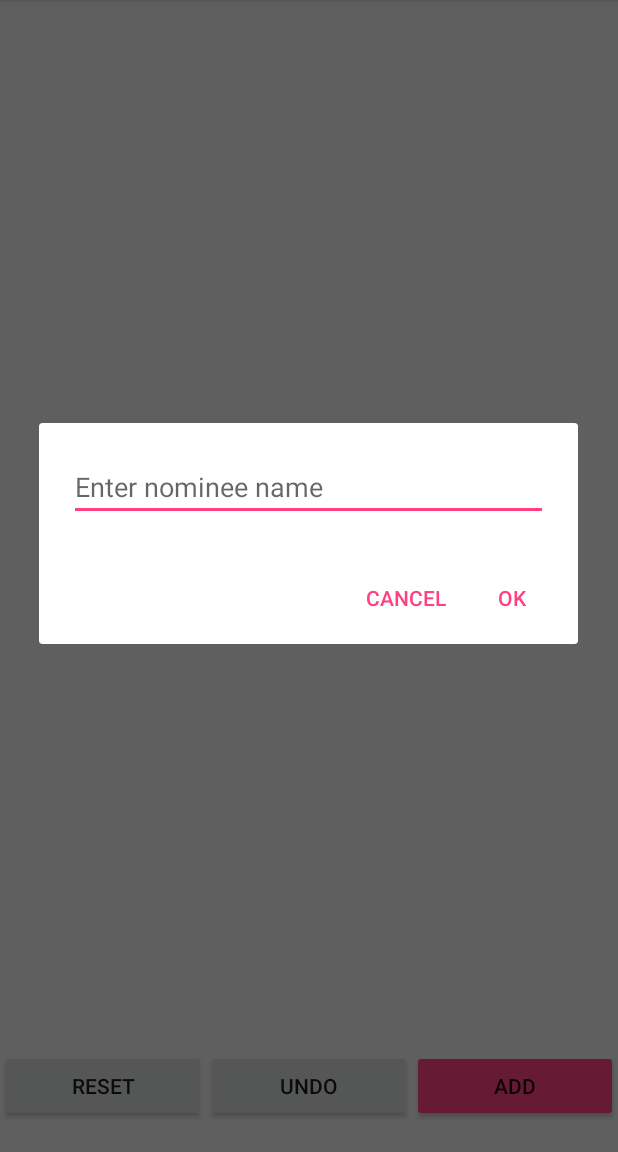
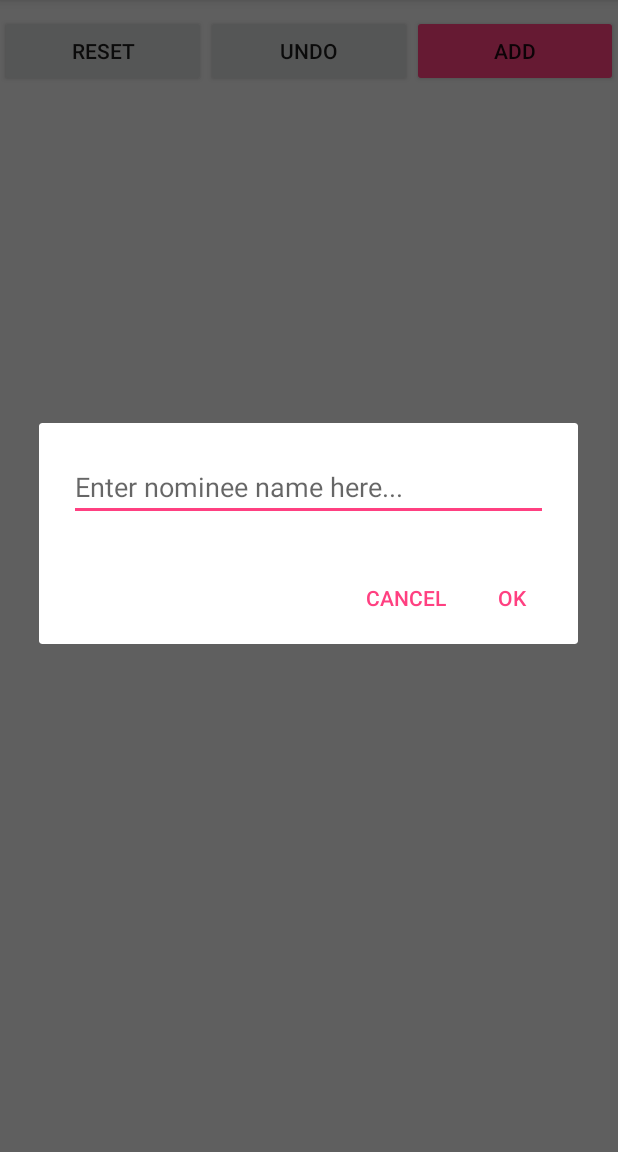
Before and after one commit to juliusvega998/votecounter, an Android app: the screen it shows after launch (MainActivity), after a tap on "ADD", on a phone screen of 412 x 824 dp, the part 84-1236 px from its top. Run offline under Robolectric (Android 15) with nearby library versions, the phone set to English and light mode, and no system bars.

Commit message:
Added deletion of nominees. Added dialogs to confirm the choice of user. Improved the logo and the user interface.

```diff
--- a/app/src/main/java/com/juliusvega998/www/votecounter/MainActivity.java
+++ b/app/src/main/java/com/juliusvega998/www/votecounter/MainActivity.java
@@ -1,5 +1,6 @@
 package com.juliusvega998.www.votecounter;
 
+import android.content.Context;
 import android.content.DialogInterface;
 import android.os.Bundle;
 import android.support.design.widget.FloatingActionButton;
@@ -15,6 +16,7 @@ import android.view.LayoutInflater;
 import android.view.View;
 import android.view.Menu;
 import android.view.MenuItem;
+import android.view.inputmethod.InputMethodManager;
 import android.widget.Button;
 import android.widget.EditText;
 
@@ -43,34 +45,54 @@ public class MainActivity extends AppCompatActivity {
                 final LayoutInflater inflater = getLayoutInflater();
                 final View v = inflater.inflate(R.layout.dialog_add_nominee, null);
                 final EditText input = (EditText) v.findViewById(R.id.nameField);
+                final InputMethodManager imm = (InputMethodManager) getSystemService(Context.INPUT_METHOD_SERVICE);
 
-                builder.setView(v);
-                builder.setPositiveButton("OK", new DialogInterface.OnClickListener() {
+                builder.setView(v)
+                        .setPositiveButton(android.R.string.ok, new DialogInterface.OnClickListener() {
                             @Override
                             public void onClick(DialogInterface dialog, int which) {
                                 name = input.getText().toString();
                                 adapter.addNominee(new Nominee(name.trim()));
                                 adapter.notifyDataSetChanged();
-
+                                imm.hideSoftInputFromWindow(input.getWindowToken(), 0);
                             }
-                });
-
-                builder.setNegativeButton("Cancel", new DialogInterface.OnClickListener() {
+                        })
+                        .setNegativeButton(android.R.string.cancel, new DialogInterface.OnClickListener() {
                             @Override
                             public void onClick(DialogInterface dialog, int which) {
+                                imm.hideSoftInputFromWindow(input.getWindowToken(), 0);
                                 dialog.cancel();
                             }
-                });
+                        })
+                        .show();
 
-                builder.show();
+                input.requestFocus();
+                imm.toggleSoftInput(InputMethodManager.SHOW_FORCED, 0);
             }
         });
 
         reset.setOnClickListener(new View.OnClickListener() {
             @Override
             public void onClick(View v) {
+                AlertDialog.Builder builder = new AlertDialog.Builder(MainActivity.this);
+
+                builder.setTitle(R.string.reset_dialog_title);
+                builder.setMessage(R.string.reset_dialog_desc)
+                        .setPositiveButton(android.R.string.yes, new DialogInterface.OnClickListener() {
+                            @Override
+                            public void onClick(DialogInterface dialog, int which) {
                                 adapter.reset();
                                 adapter.notifyDataSetChanged();
+                            }
+                        })
+                        .setNegativeButton(android.R.string.no, new DialogInterface.OnClickListener() {
+                            @Override
+                            public void onClick(DialogInterface dialog, int which) {
+                                dialog.cancel();
+                            }
+                        })
+                        .show();
+
             }
         });
 
@@ -102,7 +124,18 @@ public class MainActivity extends AppCompatActivity {
 
         //noinspection SimplifiableIfStatement
         if (id == R.id.action_settings) {
-            return true;
+            AlertDialog.Builder builder = new AlertDialog.Builder(MainActivity.this);
+
+            builder.setTitle(R.string.action_settings);
+            builder.setMessage(R.string.about_us_desc);
+            builder.setPositiveButton(android.R.string.ok, new DialogInterface.OnClickListener() {
+                @Override
+                public void onClick(DialogInterface dialog, int which) {
+                    dialog.cancel();
+                }
+            });
+
+            builder.show();
         }
 
         return super.onOptionsItemSelected(item);
--- a/app/src/main/res/layout/content_main.xml
+++ b/app/src/main/res/layout/content_main.xml
@@ -12,18 +12,19 @@
         android:id="@+id/voteList"
         android:layout_width="match_parent"
         android:layout_height="wrap_content"
-        android:layout_above="@+id/linearLayout"
-        android:layout_alignParentTop="true"
         tools:layout_editor_absoluteX="8dp"
-        tools:layout_editor_absoluteY="8dp" />
+        tools:layout_editor_absoluteY="8dp"
+        android:layout_below="@+id/linearLayout"
+        android:layout_alignParentStart="true"
+        android:layout_alignParentBottom="true" />
 
     <LinearLayout
         android:id="@+id/linearLayout"
         android:layout_width="match_parent"
         android:layout_height="wrap_content"
-        android:layout_alignParentBottom="true"
         android:layout_alignParentStart="true"
-        android:layout_marginBottom="20dp"
+        android:layout_alignParentTop="true"
+        android:layout_marginTop="10dp"
         android:orientation="horizontal">
 
         <Button
@@ -31,14 +32,14 @@
             android:layout_width="0dp"
             android:layout_height="wrap_content"
             android:layout_weight="1"
-            android:text="Reset" />
+            android:text="@string/reset" />
 
         <Button
             android:id="@+id/undo"
             android:layout_width="0dp"
             android:layout_height="wrap_content"
             android:layout_weight="1"
-            android:text="Undo" />
+            android:text="@string/undo" />
 
         <Button
             android:id="@+id/add"
@@ -46,7 +47,7 @@
             android:layout_height="wrap_content"
             android:layout_weight="1"
             android:backgroundTint="@color/colorAccent"
-            android:text="Add" />
+            android:text="@string/add" />
 
     </LinearLayout>
 </RelativeLayout>
--- a/app/src/main/res/layout/content_nominee.xml
+++ b/app/src/main/res/layout/content_nominee.xml
@@ -16,7 +16,6 @@
         android:layout_height="wrap_content"
         android:layout_weight="4"
         android:padding="10dp"
-        android:text="TextView"
         android:textSize="30sp" />
 
     <TextView
@@ -26,6 +25,5 @@
         android:layout_weight="1"
         android:gravity="center_horizontal"
         android:padding="10dp"
-        android:text="#"
         android:textSize="30sp" />
 </LinearLayout>
--- a/app/src/main/res/layout/dialog_add_nominee.xml
+++ b/app/src/main/res/layout/dialog_add_nominee.xml
@@ -10,6 +10,6 @@
         android:layout_height="wrap_content"
         android:layout_margin="20dp"
         android:ems="10"
-        android:hint="Enter nominee name"
+        android:hint="@string/add_nominee_hint"
         android:inputType="textPersonName" />
 </LinearLayout>
--- a/app/src/main/res/values/strings.xml
+++ b/app/src/main/res/values/strings.xml
@@ -1,4 +1,19 @@
 <resources>
     <string name="app_name">Vote Counter</string>
-    <string name="action_settings">Nominees</string>
+
+    <string name="action_settings">About Us</string>
+    <string name="about_us_desc">This app is created for ACSS Elections. If you have any issues while using this application, contact me at julius.inquire@gmail.com</string>
+
+    <string name="reset_dialog_title">Resetting The Votes</string>
+    <string name="reset_dialog_desc">Are you sure you want to reset the votes?</string>
+
+    <string name="delete_dialog_title">Deleting A Nominee</string>
+    <string name="delete_dialog_desc_with_votes">This nominee has votes already. Are you sure you want to delete this nominee?</string>
+    <string name="delete_dialog_desc_without_votes">Are you sure you want to delete this nominee?</string>
+
+    <string name="reset">Reset</string>
+    <string name="undo">Undo</string>
+    <string name="add">Add</string>
+
+    <string name="add_nominee_hint">Enter nominee name here...</string>
 </resources>
```
Also changed, not shown: app/src/main/java/com/juliusvega998/www/votecounter/NomineeAdapter.java (+43 -9 lines), app/src/main/res/mipmap-hdpi/ic_launcher.png, app/src/main/res/mipmap-hdpi/ic_launcher_round.png, app/src/main/res/mipmap-ldpi/ic_launcher.png, app/src/main/res/mipmap-ldpi/ic_launcher_round.png, app/src/main/res/mipmap-mdpi/ic_launcher.png, app/src/main/res/mipmap-mdpi/ic_launcher_round.png, app/src/main/res/mipmap-xhdpi/ic_launcher.png, app/src/main/res/mipmap-xhdpi/ic_launcher_round.png, app/src/main/res/mipmap-xxhdpi/ic_launcher.png, app/src/main/res/mipmap-xxhdpi/ic_launcher_round.png, app/src/main/res/mipmap-xxxhdpi/ic_launcher.png, app/src/main/res/mipmap-xxxhdpi/ic_launcher_round.png, app/src/main/res/playstore-icon.png. Lines whose indentation alone changed are shown as unchanged.
